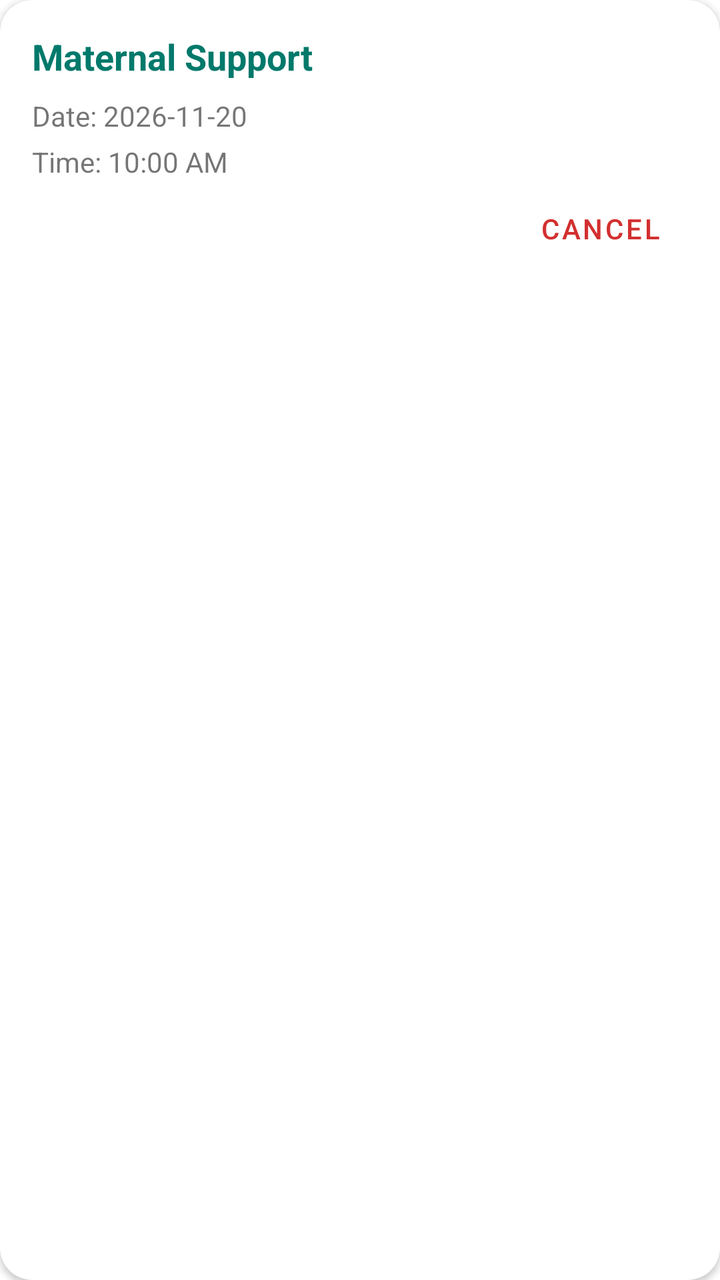
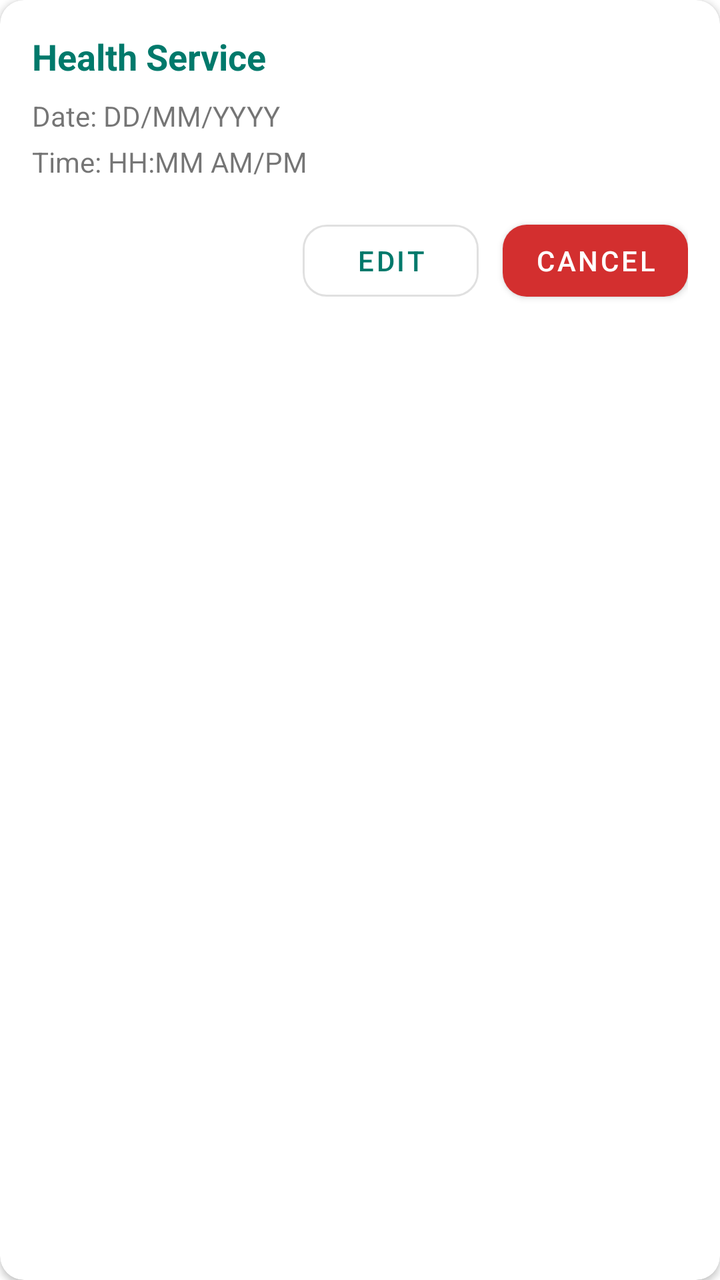

Before-and-after screenshots of an Android layout around one commit, followed by the original layout XML and the change that was made.
<!-- AndroidManifest.xml: application theme Theme.CommunityHealthSystem -->
<!-- res/layout/item_appointment.xml -->
<?xml version="1.0" encoding="utf-8"?>
<com.google.android.material.card.MaterialCardView
    xmlns:android="http://schemas.android.com/apk/res/android"
    xmlns:app="http://schemas.android.com/apk/res-auto"
    android:layout_width="match_parent"
    android:layout_height="wrap_content"
    android:layout_marginHorizontal="16dp"
    android:layout_marginVertical="8dp"
    app:cardCornerRadius="16dp"
    app:cardElevation="2dp">

    <LinearLayout
        android:layout_width="match_parent"
        android:layout_height="wrap_content"
        android:orientation="vertical"
        android:padding="16dp">

        <TextView
            android:id="@+id/tvServiceType"
            android:layout_width="wrap_content"
            android:layout_height="wrap_content"
            android:text="Maternal Support"
            android:textSize="18sp"
            android:textStyle="bold"
            android:textColor="?attr/colorPrimary"/>

        <TextView
            android:id="@+id/tvDate"
            android:layout_width="wrap_content"
            android:layout_height="wrap_content"
            android:text="Date: 2026-11-20"
            android:layout_marginTop="8dp"/>

        <TextView
            android:id="@+id/tvTime"
            android:layout_width="wrap_content"
            android:layout_height="wrap_content"
            android:text="Time: 10:00 AM"
            android:layout_marginTop="4dp"/>

        <com.google.android.material.button.MaterialButton
            android:id="@+id/btnCancel"
            style="@style/Widget.MaterialComponents.Button.TextButton"
            android:layout_width="wrap_content"
            android:layout_height="wrap_content"
            android:layout_gravity="end"
            android:text="Cancel"
            android:textColor="#D32F2F"/>
    </LinearLayout>
</com.google.android.material.card.MaterialCardView>
<!-- resources referenced by this layout -->
<resources>
  <style name="Theme.CommunityHealthSystem" parent="Theme.MaterialComponents.Light.NoActionBar">
          
          <item name="colorPrimary">@color/colorPrimary</item>
          <item name="colorPrimaryVariant">@color/colorPrimaryVariant</item>
          <item name="colorOnPrimary">@color/colorOnPrimary</item>
  
          
          <item name="colorSecondary">@color/colorSecondary</item>
          <item name="colorSecondaryVariant">@color/colorSecondaryVariant</item>
          <item name="colorOnSecondary">@color/colorOnSecondary</item>
  
          
          <item name="android:statusBarColor">?attr/colorPrimaryVariant</item>
  
          
          <item name="shapeAppearanceSmallComponent">@style/ShapeAppearance.App.SmallComponent</item>
      </style>
  <color name="colorPrimary">#00796B</color>
  <color name="colorPrimaryVariant">#004D40</color>
  <color name="colorOnPrimary">#FFFFFF</color>
  <color name="colorSecondary">#0288D1</color>
  <color name="colorSecondaryVariant">#01579B</color>
  <color name="colorOnSecondary">#FFFFFF</color>
  <style name="ShapeAppearance.App.SmallComponent" parent="ShapeAppearance.MaterialComponents.SmallComponent">
          <item name="cornerFamily">rounded</item>
          <item name="cornerSize">12dp</item>
      </style>
</resources>

<!-- the commit's change to res/layout/item_appointment.xml (unified diff, before → after) -->
@@ -6,7 +6,7 @@
     android:layout_height="wrap_content"
     android:layout_marginHorizontal="16dp"
     android:layout_marginVertical="8dp"
-    app:cardCornerRadius="16dp"
+    app:cardCornerRadius="12dp"
     app:cardElevation="2dp">
 
     <LinearLayout
@@ -15,36 +15,60 @@
         android:orientation="vertical"
         android:padding="16dp">
 
+        
         <TextView
-            android:id="@+id/tvServiceType"
-            android:layout_width="wrap_content"
+            android:id="@+id/tvService"
+            android:layout_width="match_parent"
             android:layout_height="wrap_content"
-            android:text="Maternal Support"
+            android:text="Health Service"
+            android:textColor="?attr/colorPrimary"
             android:textSize="18sp"
-            android:textStyle="bold"
-            android:textColor="?attr/colorPrimary"/>
+            android:textStyle="bold" />
 
+        
         <TextView
             android:id="@+id/tvDate"
-            android:layout_width="wrap_content"
+            android:layout_width="match_parent"
             android:layout_height="wrap_content"
-            android:text="Date: 2026-11-20"
-            android:layout_marginTop="8dp"/>
+            android:layout_marginTop="8dp"
+            android:text="Date: DD/MM/YYYY"
+            android:textSize="14sp" />
 
+        
         <TextView
             android:id="@+id/tvTime"
-            android:layout_width="wrap_content"
+            android:layout_width="match_parent"
             android:layout_height="wrap_content"
-            android:text="Time: 10:00 AM"
-            android:layout_marginTop="4dp"/>
+            android:layout_marginTop="4dp"
+            android:text="Time: HH:MM AM/PM"
+            android:textSize="14sp" />
 
-        <com.google.android.material.button.MaterialButton
-            android:id="@+id/btnCancel"
-            style="@style/Widget.MaterialComponents.Button.TextButton"
-            android:layout_width="wrap_content"
+        
+        <LinearLayout
+            android:layout_width="match_parent"
             android:layout_height="wrap_content"
-            android:layout_gravity="end"
-            android:text="Cancel"
-            android:textColor="#D32F2F"/>
+            android:layout_marginTop="16dp"
+            android:gravity="end"
+            android:orientation="horizontal">
+
+            
+            <com.google.android.material.button.MaterialButton
+                android:id="@+id/btnEdit"
+                style="@style/Widget.MaterialComponents.Button.OutlinedButton"
+                android:layout_width="wrap_content"
+                android:layout_height="wrap_content"
+                android:layout_marginEnd="12dp"
+                android:text="Edit" />
+
+            
+            <com.google.android.material.button.MaterialButton
+                android:id="@+id/btnDelete"
+                android:layout_width="wrap_content"
+                android:layout_height="wrap_content"
+                android:text="Cancel"
+                app:backgroundTint="@color/errorColor" />
+
+        </LinearLayout>
+
     </LinearLayout>
 </com.google.android.material.card.MaterialCardView>
<!-- resource entries referenced after the edit -->
@@ -1,5 +1,6 @@
 <!-- resources referenced by this layout -->
 <resources>
+  <color name="errorColor">#D32F2F</color>
   <style name="Theme.CommunityHealthSystem" parent="Theme.MaterialComponents.Light.NoActionBar">
           
           <item name="colorPrimary">@color/colorPrimary</item>
